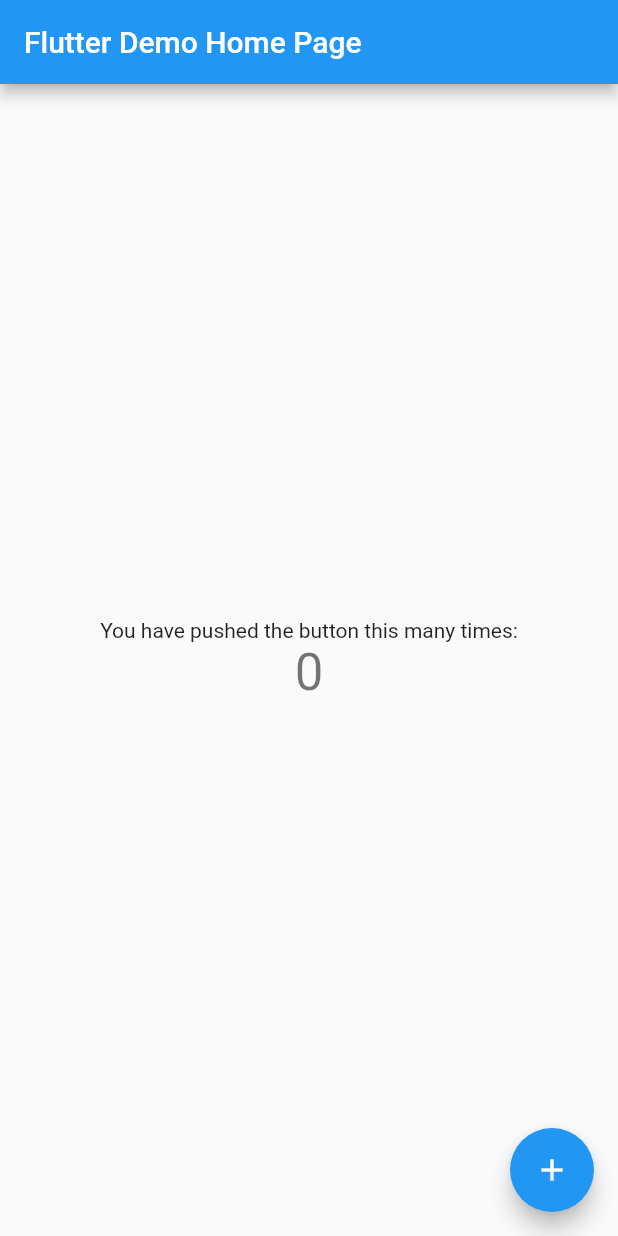
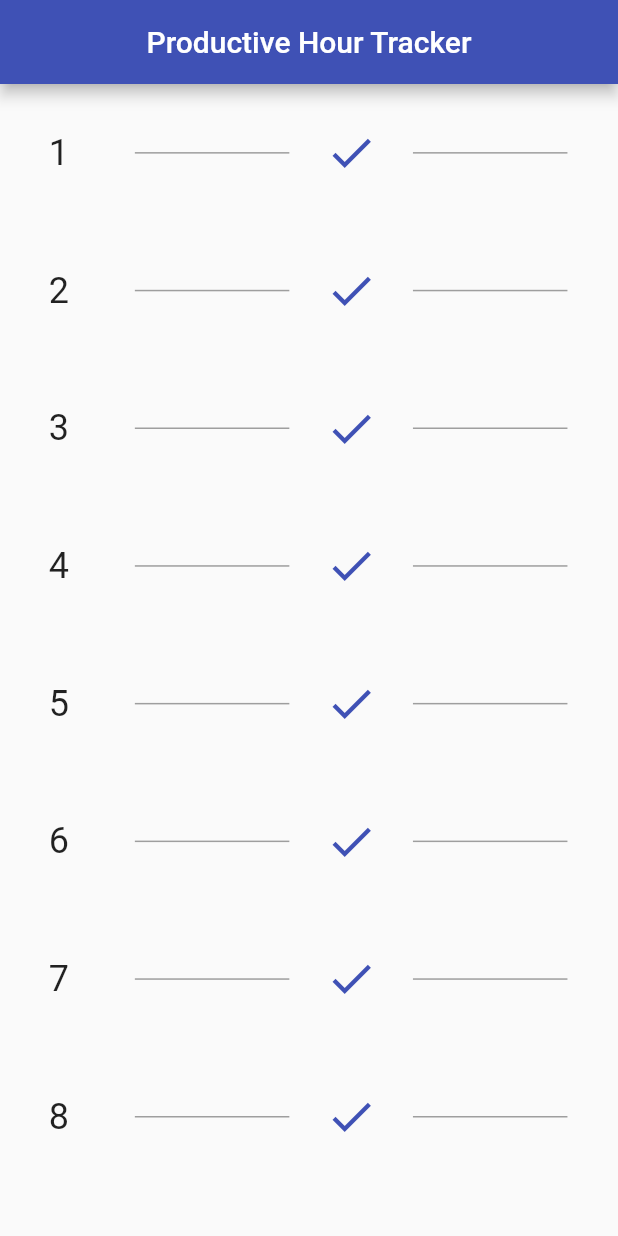
Before and after one commit to MatthieuNadeau96/productive_hour_tracker, a Flutter app: the screen it shows after launch, on a phone screen of 412 x 824 dp. Run offline on Flutter 3.47's test engine with Material 2 defaults, Android fonts, the phone set to English and light mode, and no system bars.

Commit message:
Added a listbuilder in the Home Screen to display the Hours of the day

```diff
--- a/lib/main.dart
+++ b/lib/main.dart
@@ -1,117 +1,21 @@
 import 'package:flutter/material.dart';
+import 'package:productive_hour_tracker/screens/home_screen.dart';
 
 void main() {
   runApp(MyApp());
 }
 
 class MyApp extends StatelessWidget {
-  // This widget is the root of your application.
   @override
   Widget build(BuildContext context) {
     return MaterialApp(
       title: 'Flutter Demo',
+      debugShowCheckedModeBanner: false,
       theme: ThemeData(
-        // This is the theme of your application.
-        //
-        // Try running your application with "flutter run". You'll see the
-        // application has a blue toolbar. Then, without quitting the app, try
-        // changing the primarySwatch below to Colors.green and then invoke
-        // "hot reload" (press "r" in the console where you ran "flutter run",
-        // or simply save your changes to "hot reload" in a Flutter IDE).
-        // Notice that the counter didn't reset back to zero; the application
-        // is not restarted.
-        primarySwatch: Colors.blue,
-        // This makes the visual density adapt to the platform that you run
-        // the app on. For desktop platforms, the controls will be smaller and
-        // closer together (more dense) than on mobile platforms.
+        primarySwatch: Colors.indigo,
         visualDensity: VisualDensity.adaptivePlatformDensity,
       ),
-      home: MyHomePage(title: 'Flutter Demo Home Page'),
+      home: HomeScreen(),
     );
   }
 }
-
-class MyHomePage extends StatefulWidget {
-  MyHomePage({Key key, this.title}) : super(key: key);
-
-  // This widget is the home page of your application. It is stateful, meaning
-  // that it has a State object (defined below) that contains fields that affect
-  // how it looks.
-
-  // This class is the configuration for the state. It holds the values (in this
-  // case the title) provided by the parent (in this case the App widget) and
-  // used by the build method of the State. Fields in a Widget subclass are
-  // always marked "final".
-
-  final String title;
-
-  @override
-  _MyHomePageState createState() => _MyHomePageState();
-}
-
-class _MyHomePageState extends State<MyHomePage> {
-  int _counter = 0;
-
-  void _incrementCounter() {
-    setState(() {
-      // This call to setState tells the Flutter framework that something has
-      // changed in this State, which causes it to rerun the build method below
-      // so that the display can reflect the updated values. If we changed
-      // _counter without calling setState(), then the build method would not be
-      // called again, and so nothing would appear to happen.
-      _counter++;
-    });
-  }
-
-  @override
-  Widget build(BuildContext context) {
-    // This method is rerun every time setState is called, for instance as done
-    // by the _incrementCounter method above.
-    //
-    // The Flutter framework has been optimized to make rerunning build methods
-    // fast, so that you can just rebuild anything that needs updating rather
-    // than having to individually change instances of widgets.
-    return Scaffold(
-      appBar: AppBar(
-        // Here we take the value from the MyHomePage object that was created by
-        // the App.build method, and use it to set our appbar title.
-        title: Text(widget.title),
-      ),
-      body: Center(
-        // Center is a layout widget. It takes a single child and positions it
-        // in the middle of the parent.
-        child: Column(
-          // Column is also a layout widget. It takes a list of children and
-          // arranges them vertically. By default, it sizes itself to fit its
-          // children horizontally, and tries to be as tall as its parent.
-          //
-          // Invoke "debug painting" (press "p" in the console, choose the
-          // "Toggle Debug Paint" action from the Flutter Inspector in Android
-          // Studio, or the "Toggle Debug Paint" command in Visual Studio Code)
-          // to see the wireframe for each widget.
-          //
-          // Column has various properties to control how it sizes itself and
-          // how it positions its children. Here we use mainAxisAlignment to
-          // center the children vertically; the main axis here is the vertical
-          // axis because Columns are vertical (the cross axis would be
-          // horizontal).
-          mainAxisAlignment: MainAxisAlignment.center,
-          children: <Widget>[
-            Text(
-              'You have pushed the button this many times:',
-            ),
-            Text(
-              '$_counter',
-              style: Theme.of(context).textTheme.headline4,
-            ),
-          ],
-        ),
-      ),
-      floatingActionButton: FloatingActionButton(
-        onPressed: _incrementCounter,
-        tooltip: 'Increment',
-        child: Icon(Icons.add),
-      ), // This trailing comma makes auto-formatting nicer for build methods.
-    );
-  }
-}
--- /dev/null
+++ b/lib/screens/home_screen.dart
@@ -0,0 +1,78 @@
+import 'package:flutter/material.dart';
+
+class HomeScreen extends StatefulWidget {
+  @override
+  _HomeScreenState createState() => _HomeScreenState();
+}
+
+class _HomeScreenState extends State<HomeScreen> {
+  @override
+  Widget build(BuildContext context) {
+    var size = MediaQuery.of(context).size;
+    return Scaffold(
+      appBar: AppBar(
+        title: Text('Productive Hour Tracker'),
+        centerTitle: true,
+      ),
+      body: Container(
+        padding: EdgeInsets.symmetric(horizontal: size.width * .03),
+        child: ListView.builder(
+            itemCount: 24,
+            itemBuilder: (context, index) {
+              return Container(
+                margin: EdgeInsets.symmetric(vertical: 15),
+                child: Row(
+                  mainAxisAlignment: MainAxisAlignment.center,
+                  children: [
+                    Container(
+                      height: size.height * 0.075,
+                      width: size.width * 0.1,
+                      margin: EdgeInsets.only(right: 15),
+                      child: Center(
+                        child: Text(
+                          (index + 1).toString(),
+                          style: TextStyle(
+                            fontSize: 24,
+                          ),
+                        ),
+                      ),
+                    ),
+                    Container(
+                      height: size.height * 0.075,
+                      margin: EdgeInsets.only(
+                          right: 15, left: 15, top: 0, bottom: 0),
+                      child: Row(
+                        children: [
+                          Container(
+                            width: size.width * 0.25,
+                            height: 1,
+                            color: Colors.grey[500],
+                          ),
+                          Container(
+                            height: size.height * 0.075,
+                            width: size.width * 0.20,
+                            child: IconButton(
+                              icon: Icon(
+                                Icons.check,
+                                size: 35,
+                                color: Theme.of(context).accentColor,
+                              ),
+                              onPressed: () {},
+                            ),
+                          ),
+                          Container(
+                            width: size.width * 0.25,
+                            height: 1,
+                            color: Colors.grey[500],
+                          ),
+                        ],
+                      ),
+                    ),
+                  ],
+                ),
+              );
+            }),
+      ),
+    );
+  }
+}
```
